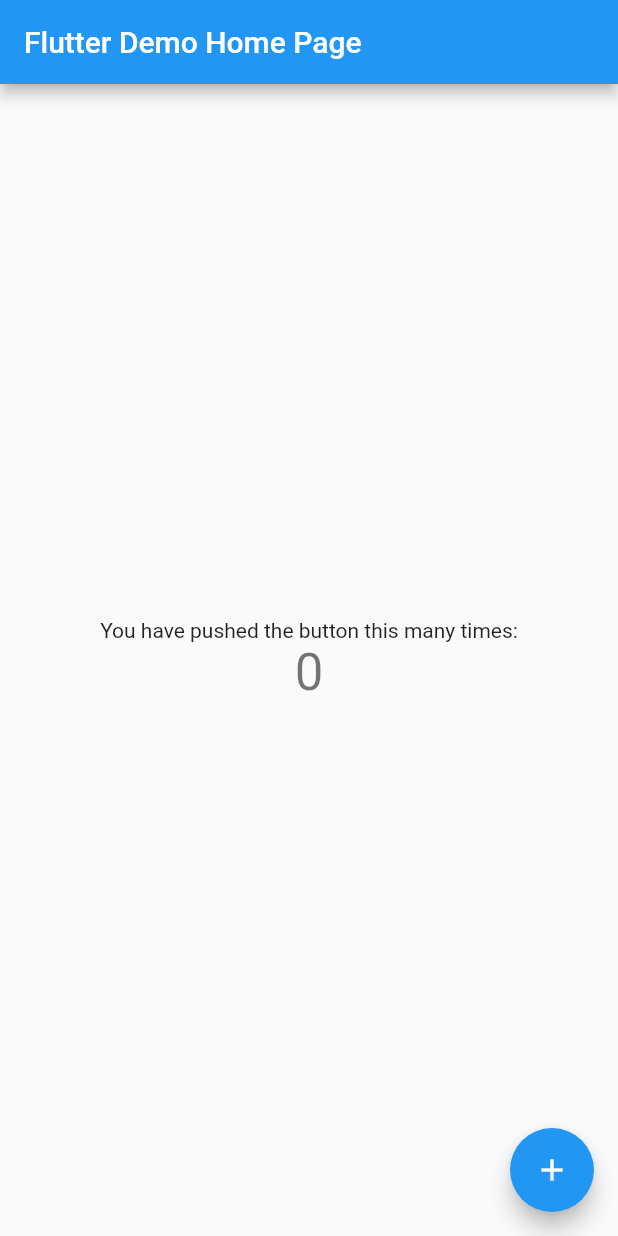
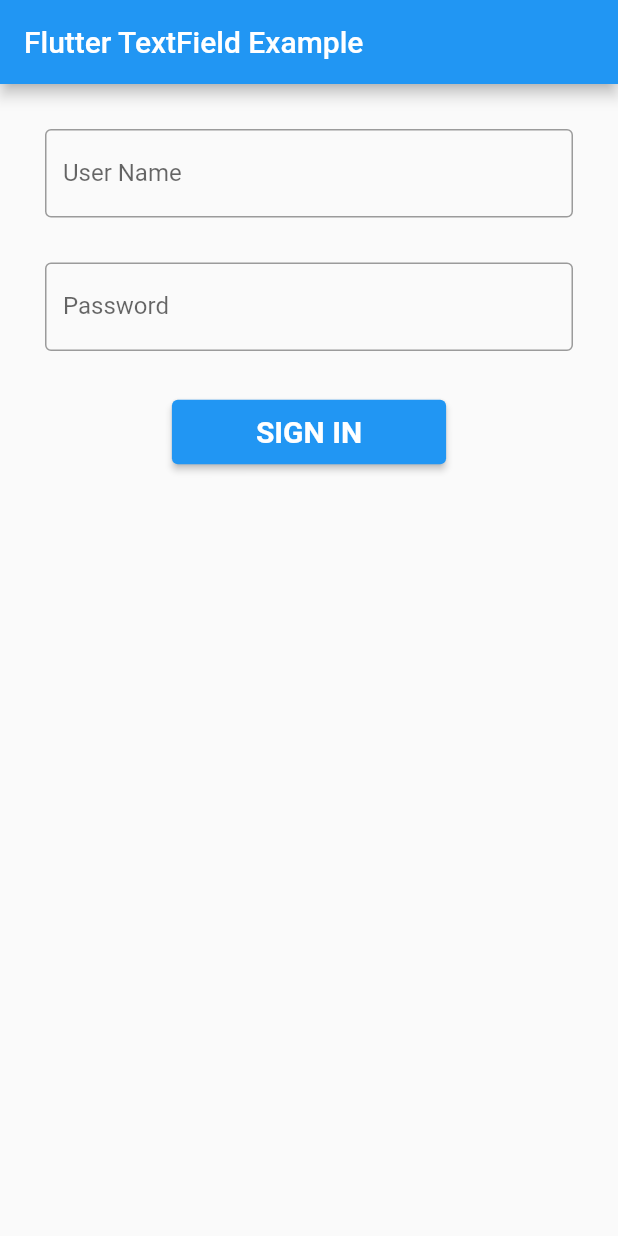
Before and after one commit to shivasoni2023/data_passing_onepage_to_anotherpage, a Flutter app: the screen it shows after launch, on a phone screen of 412 x 824 dp. Run offline on Flutter 3.47's test engine with Material 2 defaults, Android fonts, the phone set to English and light mode, and no system bars.

Commit message:
data_passing_onepage_to_anotherpag shiva

```diff
--- a/analysis_options.yaml
+++ b/analysis_options.yaml
@@ -22,6 +22,7 @@ linter:
   # `// ignore_for_file: name_of_lint` syntax on the line or in the file
   # producing the lint.
   rules:
+    prefer_const_constructors:false
     # avoid_print: false  # Uncomment to disable the `avoid_print` rule
     # prefer_single_quotes: true  # Uncomment to enable the `prefer_single_quotes` rule
 
--- /dev/null
+++ b/lib/loginPage.dart
@@ -0,0 +1,59 @@
+import 'package:flutter/material.dart';
+
+
+class loginPage extends StatelessWidget {
+  const loginPage({Key? key}) : super(key: key);
+
+  @override
+  Widget build(BuildContext context) {
+    return Scaffold(
+        appBar: AppBar(
+          title: Text('Flutter TextField Example'),
+        ),
+        body: Padding(
+            padding: EdgeInsets.all(15),
+            child: Column(
+              children: <Widget>[
+
+                Padding(
+                  padding: EdgeInsets.all(15),
+                  child: TextField(
+                    decoration: InputDecoration(
+                      border: OutlineInputBorder(),
+                      labelText: 'User Name',
+                      hintText: 'Enter Your Name',
+                    ),
+                  ),
+                ),
+                Padding(
+                  padding: EdgeInsets.all(15),
+                  child: TextField(
+                    obscureText: true,
+                    decoration: InputDecoration(
+                      border: OutlineInputBorder(),
+                      labelText: 'Password',
+                      hintText: 'Enter Password',
+                    ),
+                  ),
+                ),
+           Padding(
+          padding: EdgeInsets.all(15),
+           child:  Container(
+             child: ElevatedButton(
+               child: Padding(
+                 padding: EdgeInsets.fromLTRB(40, 10, 40, 10),
+                 child: Text('Sign In'.toUpperCase(), style: TextStyle(fontSize: 20, fontWeight: FontWeight.bold, color: Colors.white),),
+               ),
+               onPressed: (){
+                 //After successful login we will redirect to profile page. Let's create profile page now
+
+               },
+             ),
+           ),
+        )
+              ],
+            )
+        )
+    );
+  }
+}
--- a/lib/main.dart
+++ b/lib/main.dart
@@ -1,5 +1,5 @@
 import 'package:flutter/material.dart';
-
+import 'package:data_passing_onepage_to_anotherpage/loginPage.dart';
 void main() {
   runApp(const MyApp());
 }
@@ -11,97 +11,7 @@ class MyApp extends StatelessWidget {
   @override
   Widget build(BuildContext context) {
     return MaterialApp(
-      title: 'Flutter Demo',
-      theme: ThemeData(
-
-        primarySwatch: Colors.blue,
-      ),
-      home: const MyHomePage(title: 'Flutter Demo Home Page'),
+  home: loginPage(),
     );
   }
 }
-
-class MyHomePage extends StatefulWidget {
-  const MyHomePage({super.key, required this.title});
-
-  // This widget is the home page of your application. It is stateful, meaning
-  // that it has a State object (defined below) that contains fields that affect
-  // how it looks.
-
-  // This class is the configuration for the state. It holds the values (in this
-  // case the title) provided by the parent (in this case the App widget) and
-  // used by the build method of the State. Fields in a Widget subclass are
-  // always marked "final".
-
-  final String title;
-
-  @override
-  State<MyHomePage> createState() => _MyHomePageState();
-}
-
-class _MyHomePageState extends State<MyHomePage> {
-  int _counter = 0;
-
-  void _incrementCounter() {
-    setState(() {
-      // This call to setState tells the Flutter framework that something has
-      // changed in this State, which causes it to rerun the build method below
-      // so that the display can reflect the updated values. If we changed
-      // _counter without calling setState(), then the build method would not be
-      // called again, and so nothing would appear to happen.
-      _counter++;
-    });
-  }
-
-  @override
-  Widget build(BuildContext context) {
-    // This method is rerun every time setState is called, for instance as done
-    // by the _incrementCounter method above.
-    //
-    // The Flutter framework has been optimized to make rerunning build methods
-    // fast, so that you can just rebuild anything that needs updating rather
-    // than having to individually change instances of widgets.
-    return Scaffold(
-      appBar: AppBar(
-        // Here we take the value from the MyHomePage object that was created by
-        // the App.build method, and use it to set our appbar title.
-        title: Text(widget.title),
-      ),
-      body: Center(
-        // Center is a layout widget. It takes a single child and positions it
-        // in the middle of the parent.
-        child: Column(
-          // Column is also a layout widget. It takes a list of children and
-          // arranges them vertically. By default, it sizes itself to fit its
-          // children horizontally, and tries to be as tall as its parent.
-          //
-          // Invoke "debug painting" (press "p" in the console, choose the
-          // "Toggle Debug Paint" action from the Flutter Inspector in Android
-          // Studio, or the "Toggle Debug Paint" command in Visual Studio Code)
-          // to see the wireframe for each widget.
-          //
-          // Column has various properties to control how it sizes itself and
-          // how it positions its children. Here we use mainAxisAlignment to
-          // center the children vertically; the main axis here is the vertical
-          // axis because Columns are vertical (the cross axis would be
-          // horizontal).
-          mainAxisAlignment: MainAxisAlignment.center,
-          children: <Widget>[
-            const Text(
-              'You have pushed the button this many times:',
-            ),
-            Text(
-              '$_counter',
-              style: Theme.of(context).textTheme.headlineMedium,
-            ),
-          ],
-        ),
-      ),
-      floatingActionButton: FloatingActionButton(
-        onPressed: _incrementCounter,
-        tooltip: 'Increment',
-        child: const Icon(Icons.add),
-      ), // This trailing comma makes auto-formatting nicer for build methods.
-    );
-  }
-}
```
